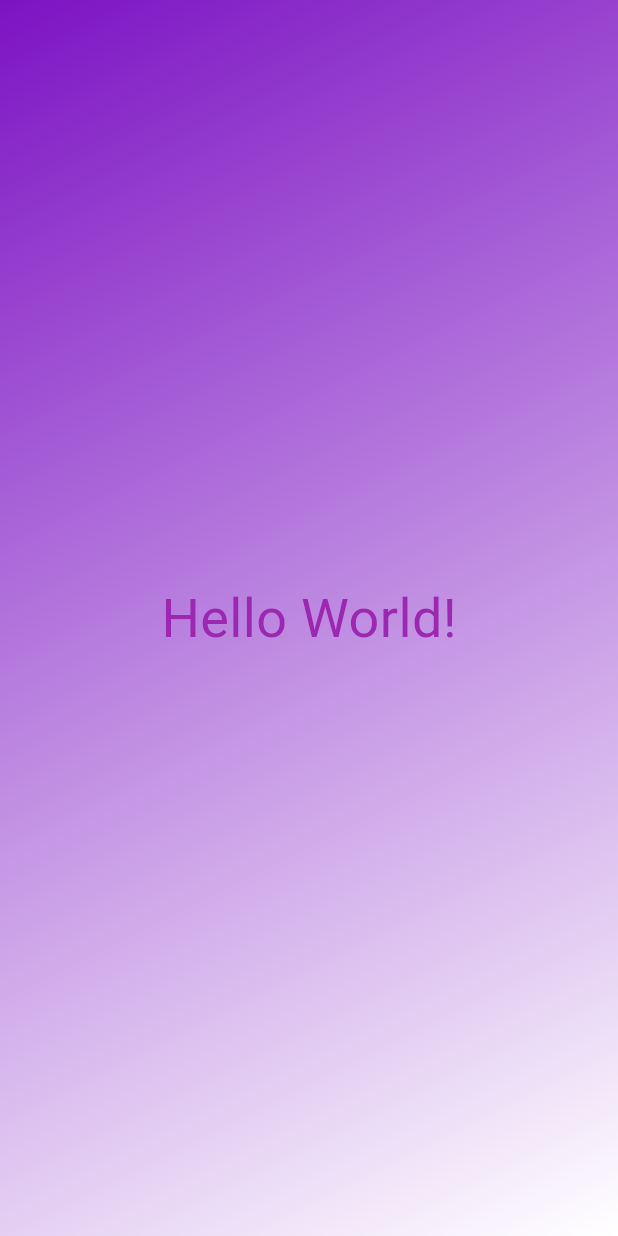
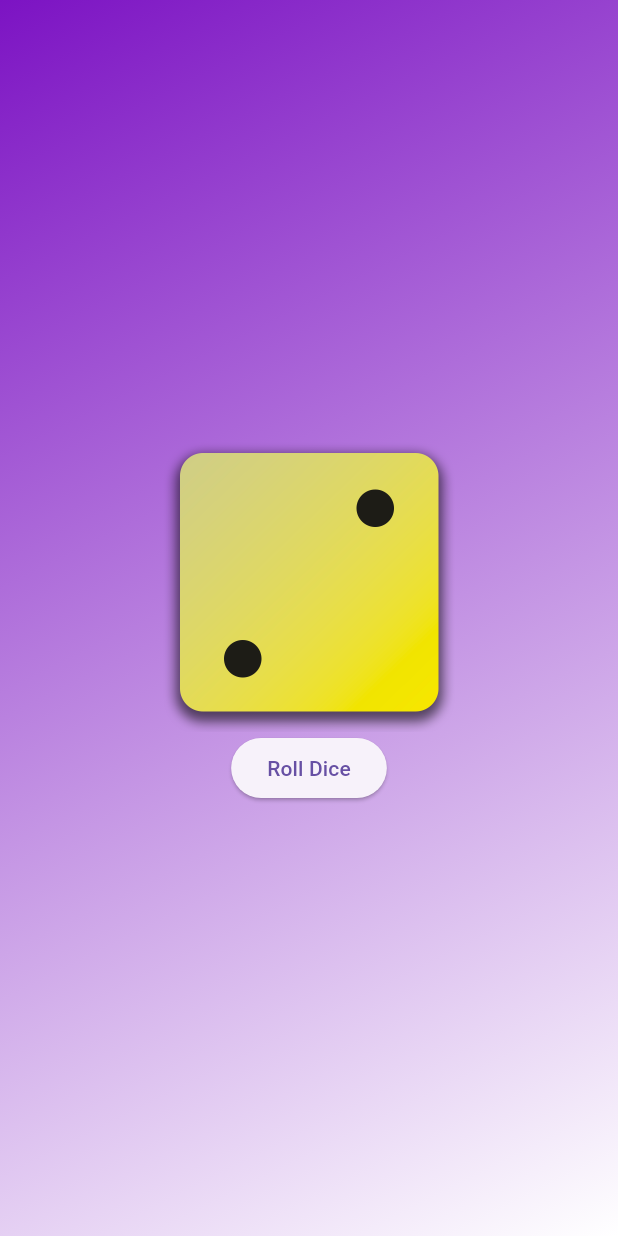
Before and after one commit to Vinidu-Minsara/Flutter-basics, a Flutter app: the screen it shows after launch, on a phone screen of 412 x 824 dp. Run offline on Flutter 3.47's test engine with Material 3 defaults, Android fonts, the phone set to English and light mode, and no system bars.

Commit message:
create roll dice

```diff
--- a/lib/gradient_container.dart
+++ b/lib/gradient_container.dart
@@ -1,5 +1,5 @@
 import 'package:flutter/material.dart';
-import 'package:first_app/styled_text.dart';
+// import 'package:first_app/styled_text.dart';
 
 const startAlignment = Alignment.topLeft;
 const endAlignment = Alignment.bottomRight;
@@ -12,21 +12,38 @@ class GradientContainer extends StatelessWidget {
   final Color color1;
   final Color color2;
 
+  void rollDice() {
+    //...
+  }
+
   @override
   Widget build(BuildContext context) {
     return Container(
-      decoration:  BoxDecoration(
+      decoration: BoxDecoration(
         gradient: LinearGradient(
           colors: [
             color1,
-            color2
+            color2,
           ],
           begin: startAlignment,
           end: endAlignment,
         ),
       ),
-      child: const Center(
-        child: StyledText('Hello World!'),
+      child: Center(
+        // child: StyledText('Hello World!'),
+        child: Column(
+          mainAxisSize: MainAxisSize.min,
+          children: [
+            Image.asset(
+              'assets/images/dice-2.png',
+              width: 200,
+            ),
+            ElevatedButton(
+              onPressed: rollDice,
+              child: Text('Roll Dice'),
+            )
+          ],
+        ),
       ),
     );
   }
```
Also changed, not shown: pubspec.yaml (+7 -3 lines), assets/images/dice-1.png (added), assets/images/dice-2.png (added), assets/images/dice-3.png (added), assets/images/dice-4.png (added), assets/images/dice-5.png (added), assets/images/dice-6.png (added).
